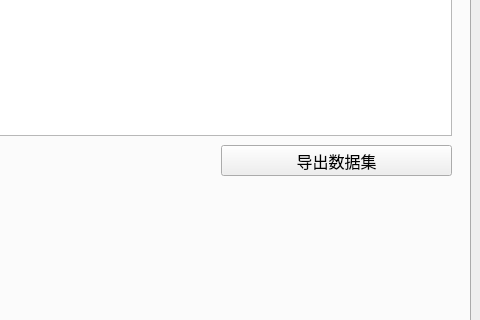
The window that ui/uifiles/dataset_view.ui (kslz/sound_dataset_tools2) describes before a commit, drawn with Qt 5; both pictures show x 720 to 1200 and y 345 to 665 of the 1200 by 800 pixel window.
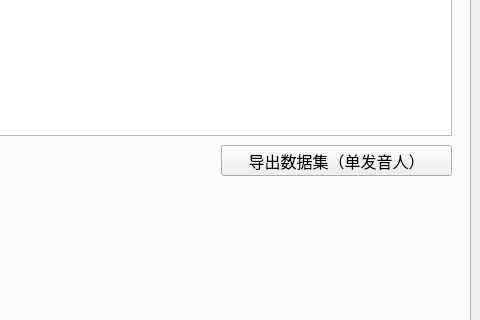
The same window after the commit.

Commit message: 设计导出相关界面

```diff
--- a/ui/uifiles/dataset_view.ui
+++ b/ui/uifiles/dataset_view.ui
@@ -187,7 +187,7 @@
           </rect>
          </property>
          <property name="text">
-          <string>导出数据集</string>
+          <string>导出数据集（单发音人）</string>
          </property>
         </widget>
        </widget>
```
The commit also changes 1 other file.
